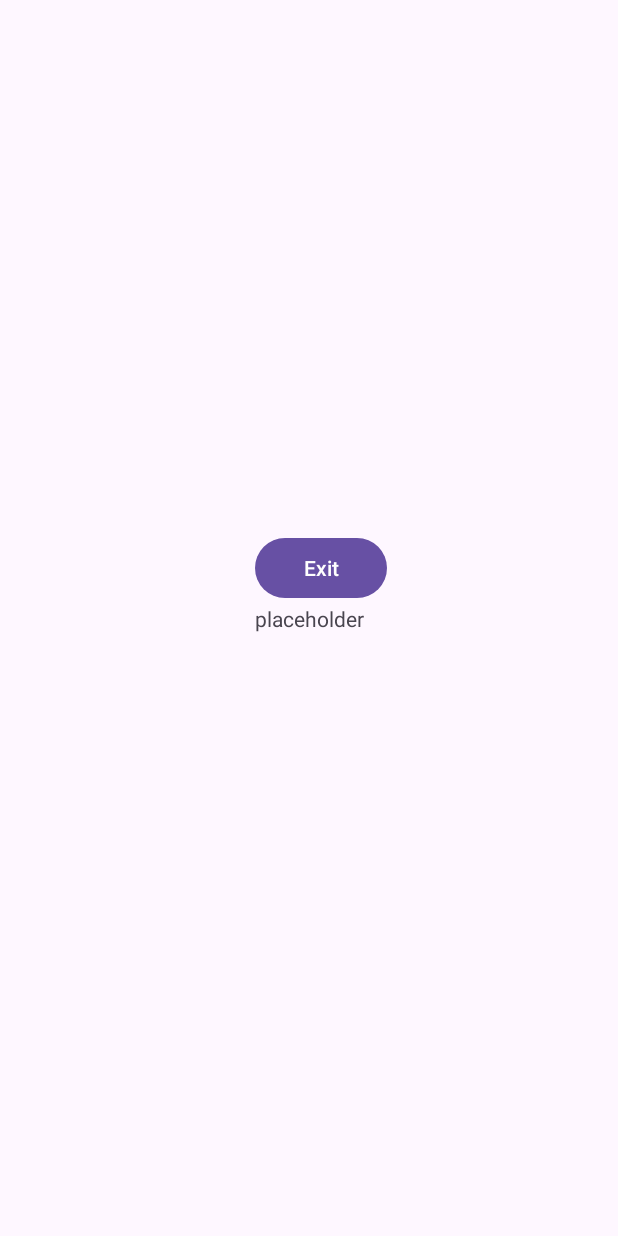
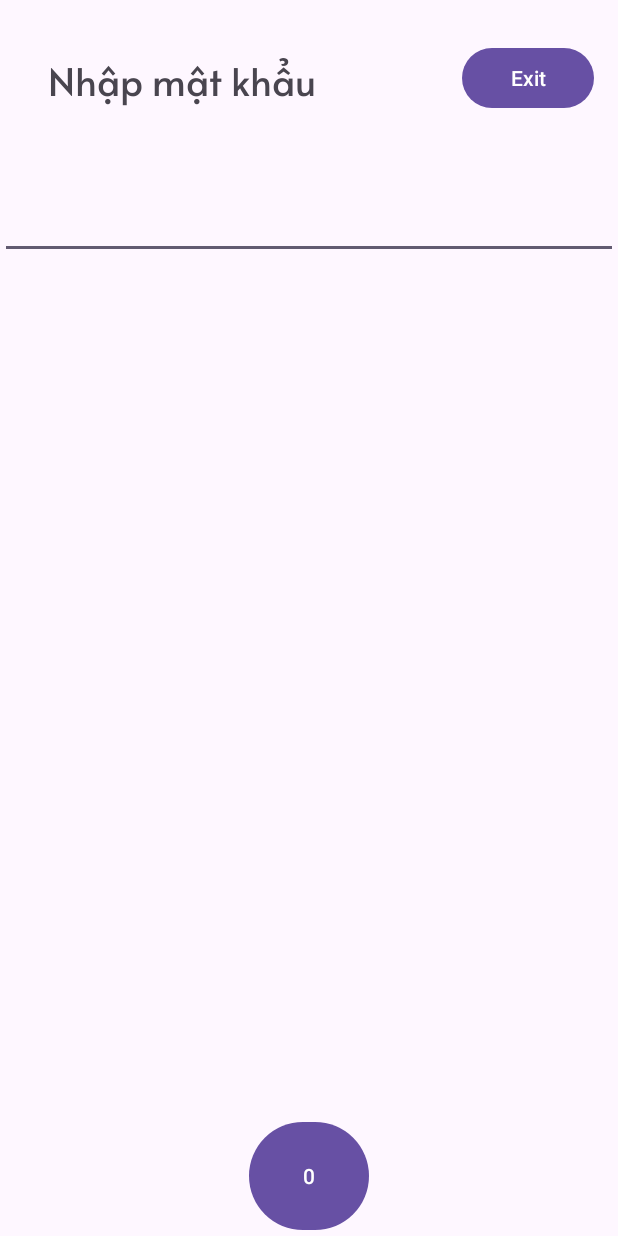
Before and after one commit to ryoukaip/NoteApp, an Android app: the screen it shows after launch (LockScreenActivity), on a phone screen of 412 x 824 dp. Run offline under Robolectric (Android 15) with nearby library versions, the phone set to English and light mode, and no system bars.

Commit message:
Various fixes

```diff
--- /dev/null
+++ b/app/src/main/java/com/tdmuproj/noteapp/DotPasswordInputFilter.java
@@ -0,0 +1,16 @@
+package com.tdmuproj.noteapp;
+
+import android.text.InputFilter;
+import android.text.Spanned;
+
+public class DotPasswordInputFilter implements InputFilter {
+    @Override
+    public CharSequence filter(CharSequence source, int start, int end, Spanned dest, int dstart, int dend) {
+        // Replace all characters with dots
+        StringBuilder builder = new StringBuilder();
+        for (int i = 0; i < end - start; i++) {
+            builder.append("•"); // Use the dot character here
+        }
+        return builder.toString();
+    }
+}
--- a/app/src/main/java/com/tdmuproj/noteapp/LockScreenActivity.java
+++ b/app/src/main/java/com/tdmuproj/noteapp/LockScreenActivity.java
@@ -1,13 +1,17 @@
 package com.tdmuproj.noteapp;
 
 import android.os.Bundle;
+import android.text.InputFilter;
+import android.text.InputType;
 import android.widget.Button;
+import android.widget.EditText;
 
 import androidx.appcompat.app.AppCompatActivity;
 
 public class LockScreenActivity extends AppCompatActivity {
     /// <global-variable>
     Button buttonExit;
+    EditText editTextNumberPassword;
     /// </global-variable>
     @Override
     protected void onCreate(Bundle savedInstanceState) {
@@ -18,6 +22,9 @@ public class LockScreenActivity extends AppCompatActivity {
     }
     private void initViews(){
         buttonExit = findViewById(R.id.buttonExit);
+        editTextNumberPassword = findViewById(R.id.editTextNumberPassword);
+        editTextNumberPassword.setInputType(InputType.TYPE_CLASS_NUMBER | InputType.TYPE_NUMBER_VARIATION_PASSWORD);
+        editTextNumberPassword.setFilters(new InputFilter[]{new DotPasswordInputFilter()});
     }
     private void onClickListeners(){
         buttonExit.setOnClickListener(v -> {
--- a/app/src/main/res/layout/activity_lock_screen.xml
+++ b/app/src/main/res/layout/activity_lock_screen.xml
@@ -9,9 +9,11 @@
         android:id="@+id/textView"
         android:layout_width="wrap_content"
         android:layout_height="wrap_content"
-        android:text="placeholder"
-        app:layout_constraintBottom_toBottomOf="parent"
-        app:layout_constraintEnd_toEndOf="parent"
+        android:layout_marginStart="32dp"
+        android:layout_marginTop="32dp"
+        android:fontFamily="@font/alata"
+        android:text="Nhập mật khẩu"
+        android:textSize="25sp"
         app:layout_constraintStart_toStartOf="parent"
         app:layout_constraintTop_toTopOf="parent" />
 
@@ -19,7 +21,29 @@
         android:id="@+id/buttonExit"
         android:layout_width="wrap_content"
         android:layout_height="wrap_content"
+        android:layout_marginTop="28dp"
+        android:layout_marginEnd="16dp"
         android:text="Exit"
-        app:layout_constraintBottom_toTopOf="@+id/textView"
-        app:layout_constraintStart_toStartOf="@+id/textView" />
+        app:layout_constraintEnd_toEndOf="parent"
+        app:layout_constraintTop_toTopOf="parent" />
+
+    <Button
+        android:id="@+id/button0"
+        android:layout_width="80dp"
+        android:layout_height="80dp"
+        android:text="0"
+        app:layout_constraintBottom_toBottomOf="parent"
+        app:layout_constraintEnd_toEndOf="parent"
+        app:layout_constraintStart_toStartOf="parent" />
+
+    <EditText
+        android:id="@+id/editTextNumberPassword"
+        android:layout_width="0dp"
+        android:layout_height="wrap_content"
+        android:ems="10"
+        android:inputType="numberPassword"
+        android:textSize="60sp"
+        app:layout_constraintEnd_toEndOf="parent"
+        app:layout_constraintStart_toStartOf="parent"
+        app:layout_constraintTop_toBottomOf="@+id/textView" />
 </androidx.constraintlayout.widget.ConstraintLayout>
--- a/app/src/main/res/layout/activity_main.xml
+++ b/app/src/main/res/layout/activity_main.xml
@@ -65,7 +65,7 @@
     <Button
         android:id="@+id/buttonAddNote"
         android:layout_width="86dp"
-        android:layout_height="88dp"
+        android:layout_height="86dp"
         android:layout_marginEnd="24dp"
         android:layout_marginBottom="24dp"
         android:background="@drawable/rounded_square_button"
```
